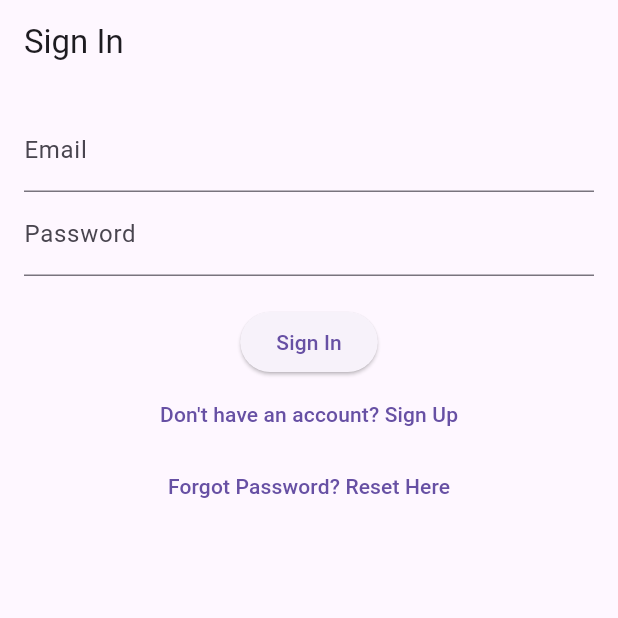
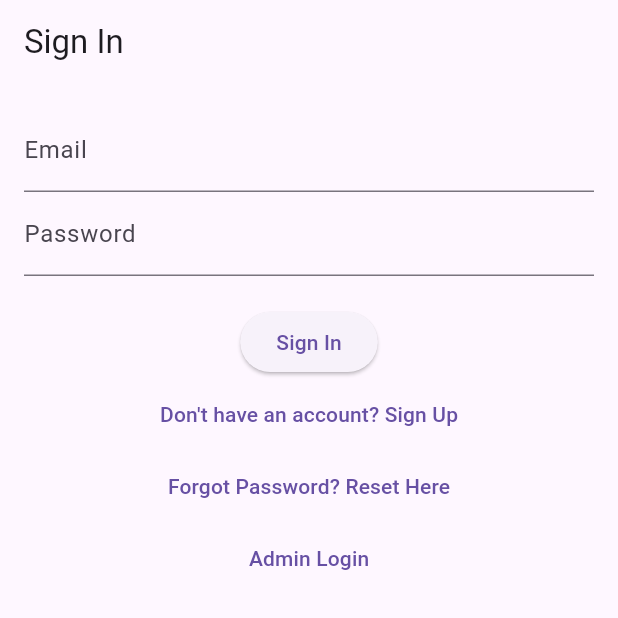
Before and after one commit to singhamritpal1919/Flutter-App, a Flutter app: the screen it shows after launch, on a phone screen of 412 x 824 dp, the top half of it. Run offline on Flutter 3.47's test engine with Material 3 defaults, Android fonts, the phone set to English and light mode, and no system bars; our stand-ins replace cloud_firestore, firebase_auth, firebase_core; accounts and stored records are empty.

Commit message:
Sign In Screen

```diff
--- a/lib/SignInScreen.dart
+++ b/lib/SignInScreen.dart
@@ -1,8 +1,89 @@
+//
+// import 'package:flutter/material.dart';
+// import 'package:my_flutter_app/GroupCreationScreen.dart';
+// import 'package:my_flutter_app/SignUpScreen.dart';
+// import 'package:my_flutter_app/ResetPasswordScreen.dart';
+// import 'auth_service.dart';
+//
+// class SignInScreen extends StatefulWidget {
+//   @override
+//   _SignInScreenState createState() => _SignInScreenState();
+// }
+//
+// class _SignInScreenState extends State<SignInScreen> {
+//   final _emailController = TextEditingController();
+//   final _passwordController = TextEditingController();
+//   final AuthService _authService = AuthService();
+//
+//   void _signIn() async {
+//     final email = _emailController.text.trim();
+//     final password = _passwordController.text.trim();
+//
+//     if (email.isEmpty || password.isEmpty) {
+//       return;
+//     }
+//
+//     final user = await _authService.signInWithEmailAndPassword(email, password);
+//     if (user != null) {
+//       Navigator.of(context).pushReplacement(
+//         MaterialPageRoute(builder: (context) => GroupCreationScreen()),
+//       );
+//     }
+//   }
+//
+//   @override
+//   Widget build(BuildContext context) {
+//     return Scaffold(
+//       appBar: AppBar(
+//         title: Text('Sign In'),
+//       ),
+//       body: Padding(
+//         padding: const EdgeInsets.all(16.0),
+//         child: Column(
+//           children: [
+//             TextField(
+//               controller: _emailController,
+//               decoration: InputDecoration(labelText: 'Email'),
+//             ),
+//             TextField(
+//               controller: _passwordController,
+//               decoration: InputDecoration(labelText: 'Password'),
+//               obscureText: true,
+//             ),
+//             SizedBox(height: 20),
+//             ElevatedButton(
+//               onPressed: _signIn,
+//               child: Text('Sign In'),
+//             ),
+//             TextButton(
+//               onPressed: () {
+//                 Navigator.of(context).pushReplacement(
+//                   MaterialPageRoute(builder: (context) => SignUpScreen()),
+//                 );
+//               },
+//               child: Text('Don\'t have an account? Sign Up'),
+//             ),
+//             TextButton(
+//               onPressed: () {
+//                 Navigator.of(context).push(
+//                   MaterialPageRoute(builder: (context) => ResetPasswordScreen()),
+//                 );
+//               },
+//               child: Text('Forgot Password? Reset Here'),
+//             ),
+//           ],
+//         ),
+//       ),
+//     );
+//   }
+// }
+//
 
 import 'package:flutter/material.dart';
 import 'package:my_flutter_app/GroupCreationScreen.dart';
 import 'package:my_flutter_app/SignUpScreen.dart';
 import 'package:my_flutter_app/ResetPasswordScreen.dart';
+import 'package:my_flutter_app/AdminSignInScreen.dart';
 import 'auth_service.dart';
 
 class SignInScreen extends StatefulWidget {
@@ -71,6 +152,14 @@ class _SignInScreenState extends State<SignInScreen> {
               },
               child: Text('Forgot Password? Reset Here'),
             ),
+            TextButton(
+              onPressed: () {
+                Navigator.of(context).push(
+                  MaterialPageRoute(builder: (context) => AdminSignInScreen()),
+                );
+              },
+              child: Text('Admin Login'),
+            ),
           ],
         ),
       ),
```
